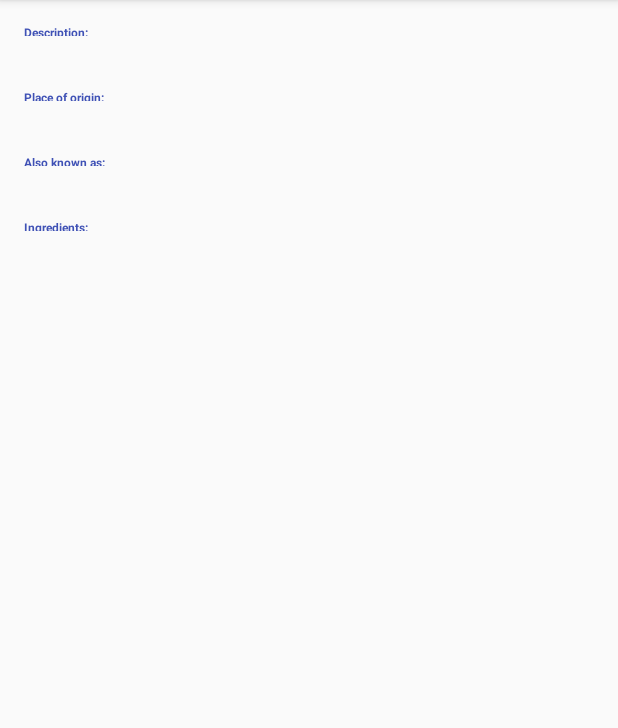
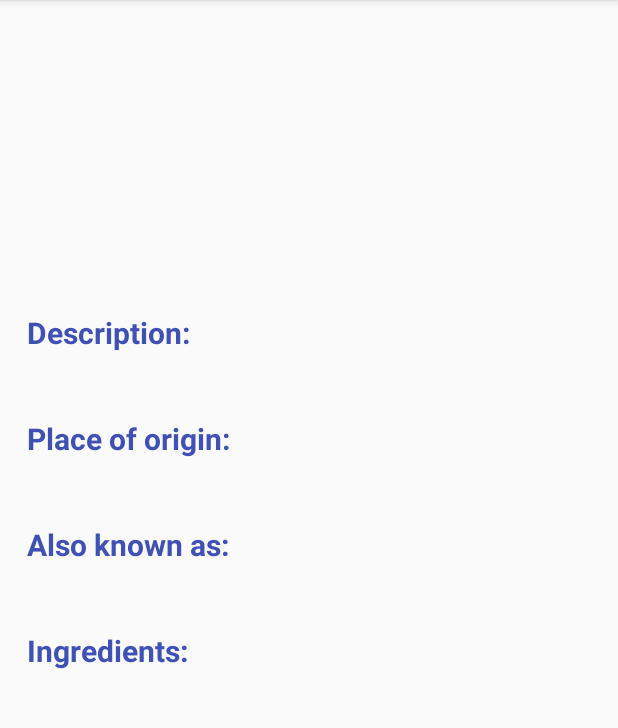
Before and after one commit to JasbirCodeSpace/Android-Developer-Nanodegree-Program, an Android app: the DetailActivity screen opened directly, with no data from a screen before it, on a phone screen of 412 x 824 dp, the part 84-812 px from its top. Run offline under Robolectric (Android 15) with nearby library versions, the phone set to English and light mode, and no system bars; our stand-ins replace Picasso; 1 statement that could not run was skipped.

Commit message:
Updated values resource files

```diff
--- a/Sandwich Club Project/app/src/main/res/values/colors.xml
+++ b/Sandwich Club Project/app/src/main/res/values/colors.xml
@@ -3,4 +3,5 @@
     <color name="colorPrimary">#3F51B5</color>
     <color name="colorPrimaryDark">#303F9F</color>
     <color name="colorAccent">#FF4081</color>
+    <color name="black">#000</color>
 </resources>
--- a/Sandwich Club Project/app/src/main/res/values/dimens.xml
+++ b/Sandwich Club Project/app/src/main/res/values/dimens.xml
@@ -2,4 +2,12 @@
 <resources>
     <dimen name="activity_horizontal_margin">16dp</dimen>
     <dimen name="activity_vertical_margin">16dp</dimen>
+    <dimen name="activity_padding_left">10dp</dimen>
+    <dimen name="sandwich_image_width">350dp</dimen>
+    <dimen name="sandwich_image_height">200dp</dimen>
+    <dimen name="image">8dp</dimen>
+    <dimen name="label">20sp</dimen>
+    <dimen name="tv">8dp</dimen>
+    <dimen name="tv_height">35dp</dimen>
+
 </resources>
```
